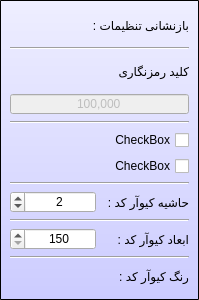
First picture: the form in formsetting.ui, repository reza-rezvani2052/Secure-QR-Code, before the edit.
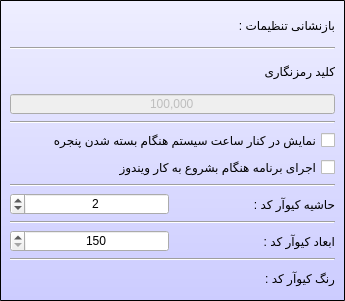
Second picture: the form after the edit. Icons and pictures are not drawn.

Commit message: Add settings options

What changed in the file:
```diff
--- a/formsetting.ui
+++ b/formsetting.ui
@@ -6,8 +6,8 @@
    <rect>
     <x>0</x>
     <y>0</y>
-    <width>199</width>
-    <height>300</height>
+    <width>345</width>
+    <height>301</height>
    </rect>
   </property>
   <property name="windowTitle">
@@ -147,14 +147,14 @@
       <item>
        <widget class="QCheckBox" name="checkBox">
         <property name="text">
-         <string>CheckBox</string>
+         <string>نمایش در کنار ساعت سیستم هنگام بسته شدن پنجره</string>
         </property>
        </widget>
       </item>
       <item>
        <widget class="QCheckBox" name="checkBox_2">
         <property name="text">
-         <string>CheckBox</string>
+         <string>اجرای برنامه هنگام بشروع به کار ویندوز</string>
         </property>
        </widget>
       </item>
```
Left out of the diff: 4 changed lines with no effect on the pictures.
